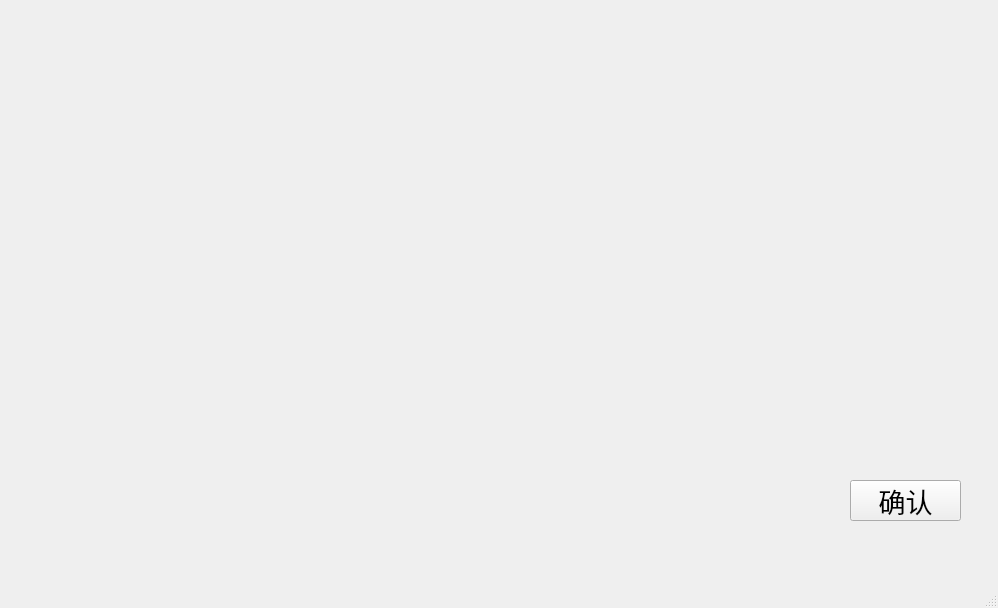
Above: mainwindow.ui from Wianger/Surakarta_1 before the change. Below: the same form after it.
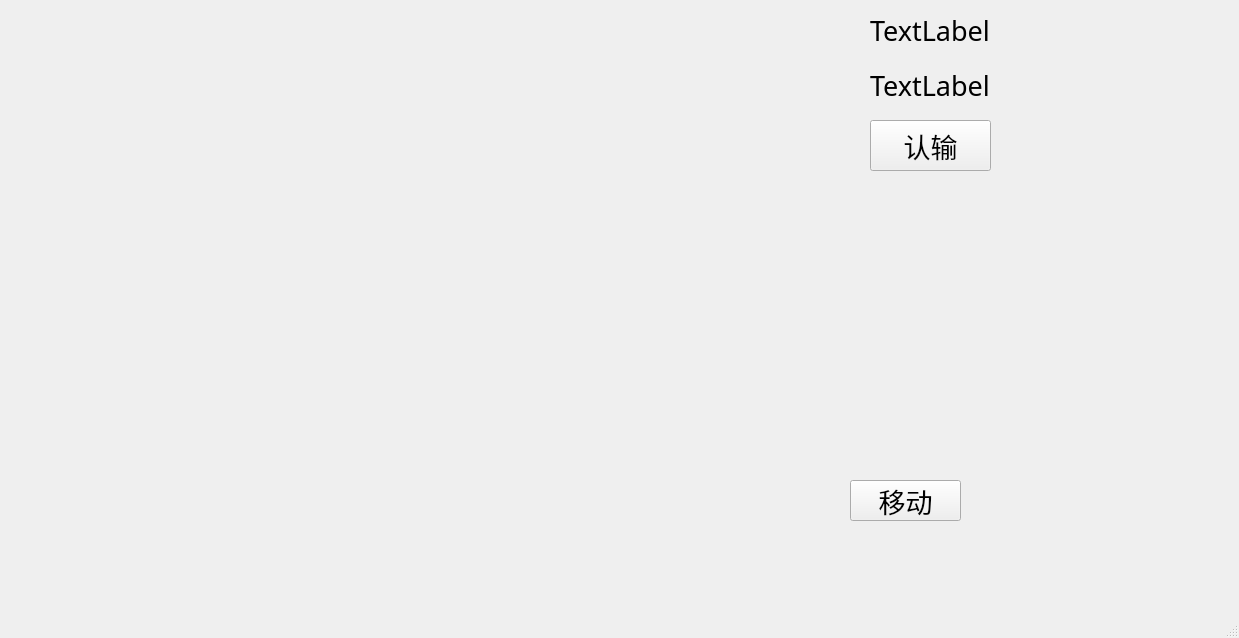
That is the form after the change.

The edit to the form file:
```diff
--- a/mainwindow.ui
+++ b/mainwindow.ui
@@ -6,10 +6,16 @@
    <rect>
     <x>0</x>
     <y>0</y>
-    <width>998</width>
-    <height>608</height>
+    <width>1239</width>
+    <height>638</height>
    </rect>
   </property>
+  <property name="font">
+   <font>
+    <family>华文行楷</family>
+    <pointsize>20</pointsize>
+   </font>
+  </property>
   <property name="windowTitle">
    <string>MainWindow</string>
   </property>
@@ -25,12 +31,63 @@
     </property>
     <property name="font">
      <font>
-      <family>华文新魏</family>
+      <family>华文行楷</family>
       <pointsize>20</pointsize>
      </font>
     </property>
     <property name="text">
-     <string>确认</string>
+     <string>移动</string>
+    </property>
+   </widget>
+   <widget class="QLabel" name="label">
+    <property name="geometry">
+     <rect>
+      <x>870</x>
+      <y>10</y>
+      <width>331</width>
+      <height>41</height>
+     </rect>
+    </property>
+    <property name="font">
+     <font>
+      <family>Ink Free</family>
+      <pointsize>20</pointsize>
+     </font>
+    </property>
+    <property name="text">
+     <string>TextLabel</string>
+    </property>
+   </widget>
+   <widget class="QLabel" name="label_2">
+    <property name="geometry">
+     <rect>
+      <x>870</x>
+      <y>60</y>
+      <width>331</width>
+      <height>51</height>
+     </rect>
+    </property>
+    <property name="font">
+     <font>
+      <family>Ink Free</family>
+      <pointsize>20</pointsize>
+     </font>
+    </property>
+    <property name="text">
+     <string>TextLabel</string>
+    </property>
+   </widget>
+   <widget class="QPushButton" name="pushButton_2">
+    <property name="geometry">
+     <rect>
+      <x>870</x>
+      <y>120</y>
+      <width>121</width>
+      <height>51</height>
+     </rect>
+    </property>
+    <property name="text">
+     <string>认输</string>
     </property>
    </widget>
   </widget>
```
Left out of the diff: 4 changed lines with no effect on the pictures.
